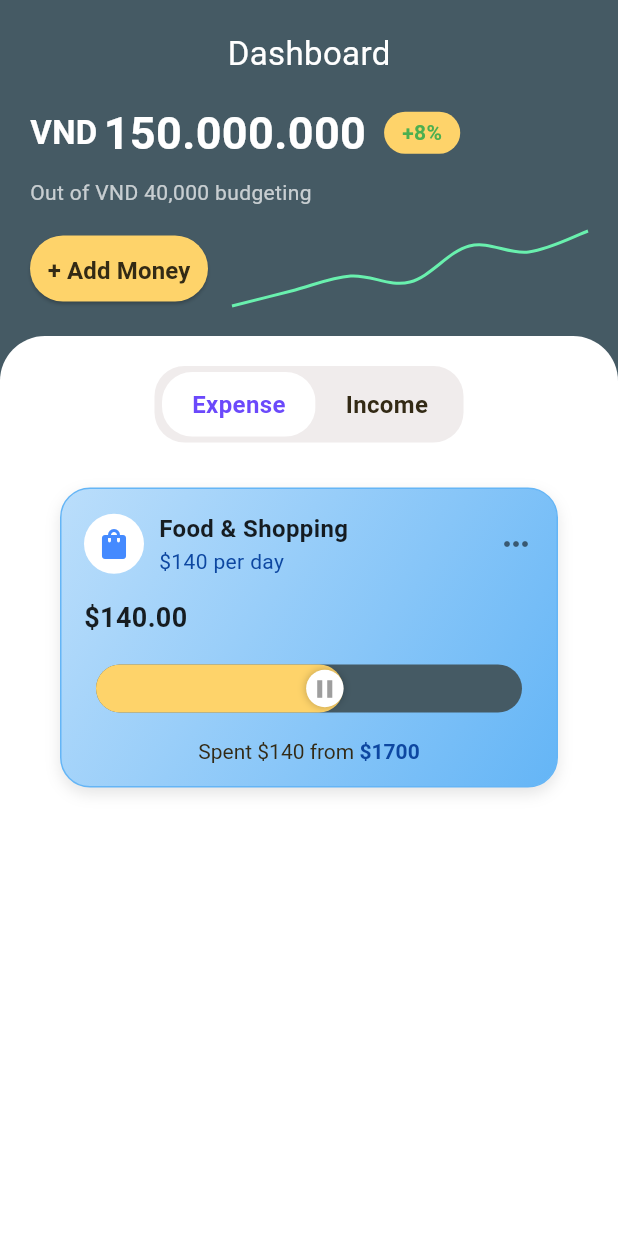
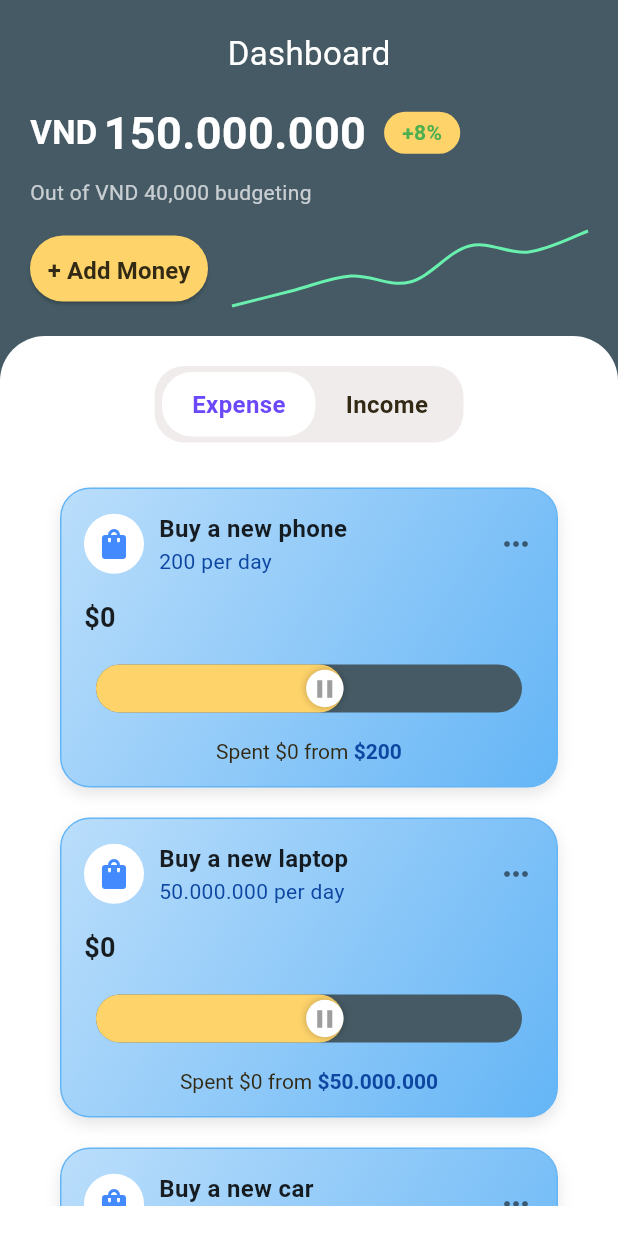
Before and after one commit to phantronghuy/daily-expense-management, a Flutter app: the DashboardPage screen opened directly, on a phone screen of 412 x 824 dp. Run offline on Flutter 3.47's test engine with Material 3 defaults, Android fonts, the phone set to English and light mode, and no system bars; drawn by our look-alikes of fl_chart.

Commit message:
[FE/BE][IMPLEMENT] Create object task [DES] Create object task       Refactor UI in dashboard screen

```diff
--- /dev/null
+++ b/lib/obj/Task.dart
@@ -0,0 +1,23 @@
+class Task {
+  String _title;
+  String _description;
+  double _amount;
+
+  Task(this._title, this._description, this._amount);
+
+  String get title => _title;
+  String get description => _description;
+  double get amount => _amount;
+
+  set title(String title) {
+    _title = title;
+  }
+
+  set description(String description) {
+    _description = description;
+  }
+
+  set amount(double amount) {
+    _amount = amount;
+  }
+}
--- /dev/null
+++ b/lib/obj/TaskCard.dart
@@ -0,0 +1,17 @@
+import 'package:daily_expense_management/obj/Task.dart';
+
+class TaskCard extends Task{
+  double _currentAmount;
+  TaskCard(super.title, super.description, super.amount) : _currentAmount = 0.0;
+
+  double get currentAmount => _currentAmount;
+
+  set currentAmount(double currentAmount) {
+    _currentAmount = currentAmount;
+  }
+
+  void addAmount(double amount) {
+    _currentAmount += amount;
+  }
+
+}
--- /dev/null
+++ b/lib/obj/enum/TypeOfExpense.dart
@@ -0,0 +1,4 @@
+enum TypeOfExpense {
+  Expense,
+  Income,
+}
--- /dev/null
+++ b/lib/page/dashboard_page/BottomPart.dart
@@ -0,0 +1,79 @@
+import 'package:daily_expense_management/obj/TaskCard.dart';
+import 'package:daily_expense_management/page/dashboard_page/TaskCardWidget.dart';
+import 'package:daily_expense_management/page/dashboard_page/ToggleButton.dart';
+import 'package:daily_expense_management/res/colors/MyColors.dart';
+import 'package:flutter/material.dart';
+
+class BottomPartWidget extends StatefulWidget {
+  BottomPartWidget({super.key});
+
+  @override
+  State<BottomPartWidget> createState() => _BottomPartWidgetState();
+}
+
+class _BottomPartWidgetState extends State<BottomPartWidget> {
+  List<TaskCard> tasksExpense = [
+    TaskCard("Buy a new phone", "Iphone 13 Pro Max", 200),
+    TaskCard("Buy a new laptop", "Macbook Pro 2021", 50000000),
+    TaskCard("Buy a new car", "Tesla Model 3", 100000000),
+    TaskCard("Buy a new house", "Vinhomes Grand Park", 500000000),
+    TaskCard("Buy a new watch", "Apple Watch Series 7", 10000000),
+  ];
+  List<TaskCard> tasksIncome = [
+    TaskCard("Salary", "Monthly salary", 20000000),
+    TaskCard("Bonus", "Yearly bonus", 50000000),
+  ];
+  bool isExpenseEnable = true;
+
+  void _toggleExpenseStatus(bool newValue) {
+    setState(() {
+      isExpenseEnable = newValue;
+    });
+  }
+
+  @override
+  Widget build(BuildContext context) {
+    return Expanded(
+      child: Container(
+        decoration: const BoxDecoration(
+          color: Colors.white,
+          borderRadius: BorderRadius.only(
+            topLeft: Radius.circular(30),
+            topRight: Radius.circular(30),
+          ),
+        ),
+        child: Padding(
+          padding: const EdgeInsets.all(20),
+          child: Column(
+            children: [
+              // Expense & Income Toggle
+              Container(
+                padding: const EdgeInsets.symmetric(vertical: 4, horizontal: 5),
+                width: MediaQuery.of(context).size.width / 2,
+                decoration: BoxDecoration(
+                  color: MyColors.grayColor,
+                  borderRadius: BorderRadius.circular(20),
+                ),
+                child: ToggleButton(
+                    textBtn1: "Expense",
+                    textBtn2: "Income",
+                    currentStatusBtn1: isExpenseEnable,
+                    onToggleStatus: _toggleExpenseStatus),
+              ),
+              const SizedBox(height: 20),
+              Expanded(
+                child: ListView.builder(
+                    itemCount: (isExpenseEnable) ? tasksExpense.length : tasksIncome.length,
+                    scrollDirection: Axis.vertical,
+                    shrinkWrap : true,
+                    itemBuilder: (context, index) {
+                      return (isExpenseEnable) ? TaskCardWidget(tasksExpense[index]) : TaskCardWidget(tasksIncome[index]);
+                    }),
+              ),
+            ],
+          ),
+        ),
+      ),
+    );
+  }
+}
--- a/lib/page/dashboard_page/DashBoardPage.dart
+++ b/lib/page/dashboard_page/DashBoardPage.dart
@@ -1,12 +1,13 @@
-import 'package:daily_expense_management/page/dashboard_page/TaskCardWidget.dart';
-import 'package:daily_expense_management/page/dashboard_page/ToggleButton.dart';
+import 'package:daily_expense_management/page/dashboard_page/BottomPart.dart';
 import 'package:daily_expense_management/res/colors/MyColors.dart';
 import 'package:flutter/material.dart';
 import 'package:fl_chart/fl_chart.dart';
 
 class DashboardPage extends StatelessWidget {
+
   @override
   Widget build(BuildContext context) {
+    bool isExpenseStatus = true;
     return Scaffold(
       backgroundColor: const Color(MyColors.primaryColor),
       body: SafeArea(
@@ -90,13 +91,13 @@ class DashboardPage extends StatelessWidget {
                           child: ElevatedButton(
                             onPressed: () {},
                             style: ElevatedButton.styleFrom(
-                              backgroundColor: const Color(MyColors.secondaryColor),
-                              foregroundColor:  const Color(MyColors.blackColor),
+                              backgroundColor:
+                                  const Color(MyColors.secondaryColor),
+                              foregroundColor: const Color(MyColors.blackColor),
                               shape: RoundedRectangleBorder(
                                 borderRadius: BorderRadius.circular(25),
                               ),
-                              padding:
-                                  const EdgeInsets.symmetric(vertical: 12),
+                              padding: const EdgeInsets.symmetric(vertical: 12),
                             ),
                             child: const Text(
                               "+ Add Money",
@@ -150,36 +151,7 @@ class DashboardPage extends StatelessWidget {
             ),
 
             // White Container (Bottom Part)
-            Expanded(
-              child: Container(
-                decoration: const BoxDecoration(
-                  color: Colors.white,
-                  borderRadius: BorderRadius.only(
-                    topLeft: Radius.circular(30),
-                    topRight: Radius.circular(30),
-                  ),
-                ),
-                child: Padding(
-                  padding: const EdgeInsets.all(20),
-                  child: Column(
-                    children: [
-                      // Expense & Income Toggle
-                      Container(
-                        padding: const EdgeInsets.symmetric(vertical: 4, horizontal: 5),
-                        width: MediaQuery.of(context).size.width/2,
-                        decoration: BoxDecoration(
-                          color: MyColors.grayColor,
-                          borderRadius: BorderRadius.circular(20),
-                        ),
-                        child: ToggleButton(textBtn1: "Expense", textBtn2: "Income", currentStatusBtn1: true),
-                      ),
-                      const SizedBox(height: 20),
-                      TaskCardWidget(),
-                    ],
-                  ),
-                ),
-              ),
-            ),
+            BottomPartWidget(),
           ],
         ),
       ),
--- a/lib/page/dashboard_page/TaskCardWidget.dart
+++ b/lib/page/dashboard_page/TaskCardWidget.dart
@@ -1,7 +1,12 @@
+import 'package:daily_expense_management/obj/TaskCard.dart';
 import 'package:daily_expense_management/res/colors/MyColors.dart';
 import 'package:flutter/material.dart';
+import 'package:intl/intl.dart';
 
 class TaskCardWidget extends StatelessWidget {
+  TaskCard taskCard;
+  TaskCardWidget(this.taskCard, {super.key});
+
   @override
   Widget build(BuildContext context) {
     return Container(
@@ -38,16 +43,16 @@ class TaskCardWidget extends StatelessWidget {
               Column(
                 crossAxisAlignment: CrossAxisAlignment.start,
                 children: [
-                  const Text(
-                    "Food & Shopping",
-                    style: TextStyle(
+                  Text(
+                    taskCard.title,
+                    style: const TextStyle(
                       fontSize: 16,
                       fontWeight: FontWeight.bold,
                       color: Colors.black87,
                     ),
                   ),
                   Text(
-                    "\$140 per day",
+                    "${formatAmount(taskCard.amount)} per day",
                     style: TextStyle(fontSize: 14, color: Colors.blue.shade900),
                   ),
                 ],
@@ -63,9 +68,9 @@ class TaskCardWidget extends StatelessWidget {
             crossAxisAlignment: CrossAxisAlignment.start,
             children: [
               // Amount
-              const Text(
-                "\$140.00",
-                style: TextStyle(
+              Text(
+                "\$" + formatAmount(taskCard.currentAmount),
+                style: const TextStyle(
                   fontSize: 18,
                   fontWeight: FontWeight.bold,
                   color: Colors.black87,
@@ -91,7 +96,8 @@ class TaskCardWidget extends StatelessWidget {
                     // Filled bar
                     Container(
                       height: 32,
-                      width: MediaQuery.of(context).size.width * 0.4, // 40% filled
+                      width:
+                          MediaQuery.of(context).size.width * 0.4, // 40% filled
                       decoration: BoxDecoration(
                         color: const Color(MyColors.secondaryColor),
                         borderRadius: BorderRadius.circular(30),
@@ -99,7 +105,8 @@ class TaskCardWidget extends StatelessWidget {
                     ),
                     // Circular handle
                     Positioned(
-                      left: MediaQuery.of(context).size.width * 0.34, // Near 40%
+                      left:
+                          MediaQuery.of(context).size.width * 0.34, // Near 40%
                       child: Container(
                         width: 25,
                         height: 32,
@@ -114,7 +121,8 @@ class TaskCardWidget extends StatelessWidget {
                           ],
                         ),
                         child: const Center(
-                          child: Icon(Icons.pause, size: 20, color: Colors.grey),
+                          child:
+                              Icon(Icons.pause, size: 20, color: Colors.grey),
                         ),
                       ),
                     ),
@@ -127,11 +135,12 @@ class TaskCardWidget extends StatelessWidget {
               Center(
                 child: RichText(
                   text: TextSpan(
-                    text: "Spent \$140 from ",
-                    style: const TextStyle(fontSize: 14, color:  Color(MyColors.blackColor)),
+                    text: "Spent \$${formatAmount(taskCard.currentAmount)} from ",
+                    style: const TextStyle(
+                        fontSize: 14, color: Color(MyColors.blackColor)),
                     children: [
                       TextSpan(
-                        text: "\$1700",
+                        text: "\$${formatAmount(taskCard.amount)}",
                         style: TextStyle(
                           fontWeight: FontWeight.bold,
                           color: Colors.blue.shade900,
@@ -147,4 +156,9 @@ class TaskCardWidget extends StatelessWidget {
       ),
     );
   }
+
+  String formatAmount(double amount) {
+    final formatter = NumberFormat("###,###,###", "en_US");
+    return formatter.format(amount).replaceAll(",", ".");
+  }
 }
--- a/lib/page/dashboard_page/ToggleButton.dart
+++ b/lib/page/dashboard_page/ToggleButton.dart
@@ -5,25 +5,43 @@ class ToggleButton extends StatefulWidget {
   String textBtn1;
   String textBtn2;
   bool currentStatusBtn1;
-  ToggleButton({required this.textBtn1, required this.textBtn2, required this.currentStatusBtn1, super.key});
+  Function(bool) onToggleStatus;
+  ToggleButton(
+      {required this.textBtn1,
+      required this.textBtn2,
+      required this.currentStatusBtn1,
+      required this.onToggleStatus,
+      super.key});
 
   @override
   State<ToggleButton> createState() => _ToggleButtonState();
 }
 
 class _ToggleButtonState extends State<ToggleButton> {
+  late bool isExpenseButtonEnable;
+  @override
+  void initState() {
+    // TODO: implement initState
+    super.initState();
+    isExpenseButtonEnable = widget.currentStatusBtn1;
+  }
+
   @override
   Widget build(BuildContext context) {
-    return _toggleButton(widget.textBtn1, widget.textBtn2, widget.currentStatusBtn1);
+    return _toggleButton(
+        widget.textBtn1, widget.textBtn2, isExpenseButtonEnable);
   }
 
   void _toggleStatusOnClick() {
     setState(() {
-      widget.currentStatusBtn1 = !widget.currentStatusBtn1;
+      isExpenseButtonEnable = !isExpenseButtonEnable;
     });
+    widget.onToggleStatus(isExpenseButtonEnable);
+
   }
 
-  Widget _toggleButton(String textBtn1, String textBtn2, bool currentStatusBtn1) {
+  Widget _toggleButton(
+      String textBtn1, String textBtn2, bool isExpenseButtonEnable) {
     return Row(
       mainAxisAlignment: MainAxisAlignment.spaceBetween,
       children: [
@@ -32,32 +50,35 @@ class _ToggleButtonState extends State<ToggleButton> {
           child: Container(
             padding: const EdgeInsets.symmetric(vertical: 10, horizontal: 20),
             decoration: BoxDecoration(
-              color: currentStatusBtn1 ? Colors.white : MyColors.grayColor,
+              color: isExpenseButtonEnable ? Colors.white : MyColors.grayColor,
               borderRadius: BorderRadius.circular(20),
             ),
             child: Text(
               textBtn1,
               style: TextStyle(
-                color: currentStatusBtn1 ? const Color(MyColors.purpleColor) : const Color(MyColors.blackColor),
+                color: isExpenseButtonEnable
+                    ? const Color(MyColors.purpleColor)
+                    : const Color(MyColors.blackColor),
                 fontSize: 16,
                 fontWeight: FontWeight.bold,
               ),
             ),
           ),
         ),
-
         InkWell(
           onTap: () => _toggleStatusOnClick(),
           child: Container(
             padding: const EdgeInsets.symmetric(vertical: 10, horizontal: 20),
             decoration: BoxDecoration(
-              color: !currentStatusBtn1 ? Colors.white : MyColors.grayColor,
+              color: !isExpenseButtonEnable ? Colors.white : MyColors.grayColor,
               borderRadius: BorderRadius.circular(20),
             ),
             child: Text(
               textBtn2,
               style: TextStyle(
-                color: !currentStatusBtn1 ? const Color(MyColors.purpleColor) : const Color(MyColors.blackColor),
+                color: !isExpenseButtonEnable
+                    ? const Color(MyColors.purpleColor)
+                    : const Color(MyColors.blackColor),
                 fontSize: 16,
                 fontWeight: FontWeight.bold,
               ),
--- a/pubspec.yaml
+++ b/pubspec.yaml
@@ -36,6 +36,7 @@ dependencies:
   # Use with the CupertinoIcons class for iOS style icons.
   cupertino_icons: ^1.0.2
   fl_chart: ^0.63.0
+  intl: ^0.17.0
 
 dev_dependencies:
   flutter_test:
```
Also changed, not shown: pubspec.lock.
